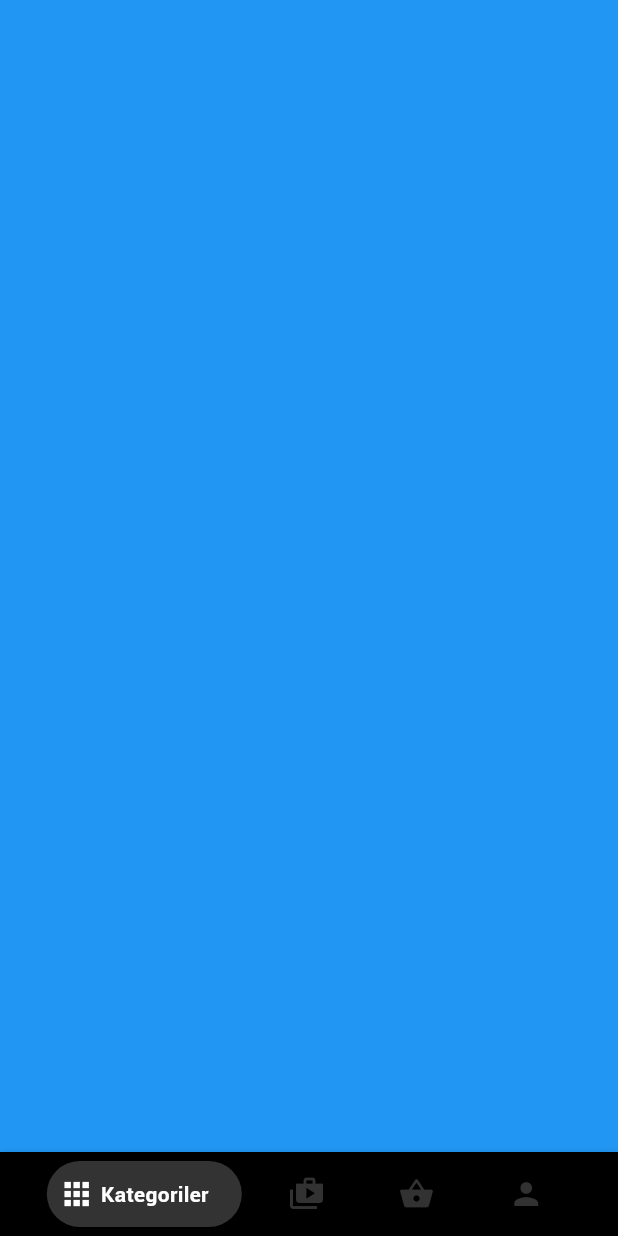
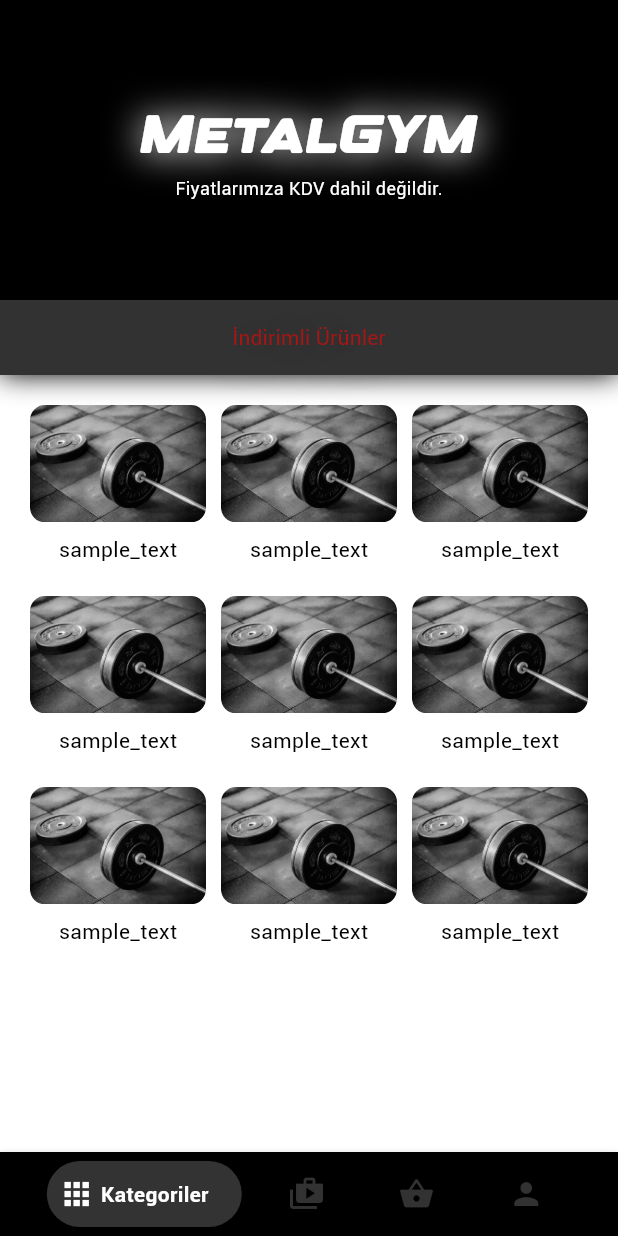
Before and after one commit to baturalpkahveci/flutter-metal-gym, a Flutter app: the screen it shows after launch, on a phone screen of 412 x 824 dp. Run offline on Flutter 3.47's test engine with Material 3 defaults, Android fonts, the phone set to English and light mode, and no system bars; drawn by our look-alikes of bottom_navy_bar.

Commit message:
Categories tab has been added.

```diff
--- /dev/null
+++ b/lib/common/widgets/category_box.dart
@@ -0,0 +1,28 @@
+import 'package:flutter/material.dart';
+
+class CategoryBox extends StatelessWidget {
+  const CategoryBox({super.key, this.image = const Image(image: AssetImage("assets/images/promotional1.jpg")), this.text = "sample_text"});
+
+  final image;
+  final text;
+
+  @override
+  Widget build(BuildContext context) {
+    return GestureDetector(
+      onTap: () {
+        // Handle the tap event here
+        print('GestureDetector tapped!');
+      },
+      child: Column(
+        children: [
+          ClipRRect(
+            borderRadius: const BorderRadius.all(Radius.circular(10.0)),
+            child: image,
+          ),
+          const SizedBox(height: 8),
+          Text(text,style: const TextStyle(color: Colors.black),),
+        ],
+      ),
+    );
+  }
+}
--- a/lib/core/app_colors.dart
+++ b/lib/core/app_colors.dart
@@ -4,4 +4,5 @@ class AppColors{ //ADD COLORS HERE AND USE THEM IN THE OTHER FILES
   static const primary = Colors.black;
   static const secondary = Color.fromARGB(255, 50, 50, 50);
   static const background = Colors.white;
+  static const highlighted = Color.fromARGB(255, 172, 20, 20);
 } //These are the most used colors, you don't have to add every color here
--- /dev/null
+++ b/lib/pages/categories.dart
@@ -0,0 +1,117 @@
+import 'package:flutter/material.dart';
+import 'package:metal_gym_mobile_application/common/widgets/category_box.dart';
+
+import '../core/app_colors.dart';
+
+class CategoriesPage extends StatelessWidget {
+  const CategoriesPage({super.key});
+
+  @override
+  Widget build(BuildContext context) {
+    return Scaffold(
+      body: SingleChildScrollView(
+        child: Column(
+          children: [
+            Container(
+              constraints: const BoxConstraints.expand(
+                height: 200
+              ),
+              decoration: const BoxDecoration(
+                  color: Colors.black,
+                  boxShadow: [
+                    BoxShadow(
+                      color: Colors.black,
+                      blurRadius: 30
+                    )
+                  ]
+              ),
+              child: const Column(
+                mainAxisAlignment: MainAxisAlignment.center,
+                children: [
+                  Text(
+                    "MetalGYM",
+                    style: TextStyle(
+                      color: AppColors.background,
+                      fontFamily: "Designer",
+                      fontSize: 36,
+                      shadows: [
+                        Shadow(
+                          color: Colors.white,
+                          blurRadius: 30
+                        )
+                      ]
+                    ),
+                  ),
+                  Text(
+                    "Fiyatlarımıza KDV dahil değildir.",
+                    style: TextStyle(
+                      color: AppColors.background,
+                      fontSize: 12
+                    ),
+                  )
+                ],
+              ),
+            ),
+            Container(
+              constraints: const BoxConstraints.expand(
+                  height: 50
+              ),
+              decoration: const BoxDecoration(
+                  color: AppColors.secondary,
+                  boxShadow: [
+                    BoxShadow(
+                        color: Colors.black,
+                        blurRadius: 15
+                    )
+                  ]
+              ),
+              child: Column(
+                mainAxisAlignment: MainAxisAlignment.center,
+                children: [
+                  TextButton(
+                      onPressed: () {
+                        //GO TO SALE CATEGORY
+                      },
+                      child: const Text(
+                          "İndirimli Ürünler",
+                          style: TextStyle(
+                            color: AppColors.highlighted,
+                            shadows: [
+                              Shadow(
+                                color: AppColors.primary,
+                                blurRadius: 50
+                              )
+                            ]
+                          ),
+                      )
+                  )
+                ],
+              ),
+            ),
+            Container(
+                padding: EdgeInsets.all(20),
+                child: GridView.count(
+                  crossAxisCount: 3,
+                  mainAxisSpacing: 10,
+                  crossAxisSpacing: 10,
+                  childAspectRatio: 1/1,
+                  shrinkWrap: true,
+                  children: [ //CATEGORY BOXES
+                    CategoryBox(),
+                    CategoryBox(),
+                    CategoryBox(),
+                    CategoryBox(),
+                    CategoryBox(),
+                    CategoryBox(),
+                    CategoryBox(),
+                    CategoryBox(),
+                    CategoryBox(),
+                  ],
+                )
+            ),
+          ],
+        )
+      )
+    );
+  }
+}
--- a/lib/pages/home.dart
+++ b/lib/pages/home.dart
@@ -1,6 +1,7 @@
 import 'package:bottom_navy_bar/bottom_navy_bar.dart';
 import 'package:flutter/material.dart';
 import 'package:metal_gym_mobile_application/core/app_colors.dart';
+import 'package:metal_gym_mobile_application/pages/categories.dart';
 import 'package:metal_gym_mobile_application/pages/shop.dart';
 
 class HomePage extends StatefulWidget {
@@ -36,7 +37,7 @@ class _HomePageState extends State<HomePage> {
             setState(() => _currentIndex = index);
           },
           children: <Widget>[ //PAGES WILL BE ADDED HERE
-            Container(color: Colors.blue,),
+            CategoriesPage(),
             ShopPage(),
             Container(color: Colors.red,),
             Container(color: Colors.green,),
--- a/pubspec.yaml
+++ b/pubspec.yaml
@@ -37,6 +37,7 @@ dependencies:
   cupertino_icons: ^1.0.8
   flutter_svg: ^2.0.10+1
   bottom_navy_bar: ^6.1.0
+  url_launcher: ^6.3.1
 
 dev_dependencies:
   flutter_test:
```
Also changed, not shown: lib/common/widgets/custom_button.dart (deleted, +0 -25 lines), lib/common/widgets/custom_nav_bar.dart (deleted, +0 -34 lines), lib/pages/shop.dart (+81 -1 lines), pubspec.lock, 6 other files.
